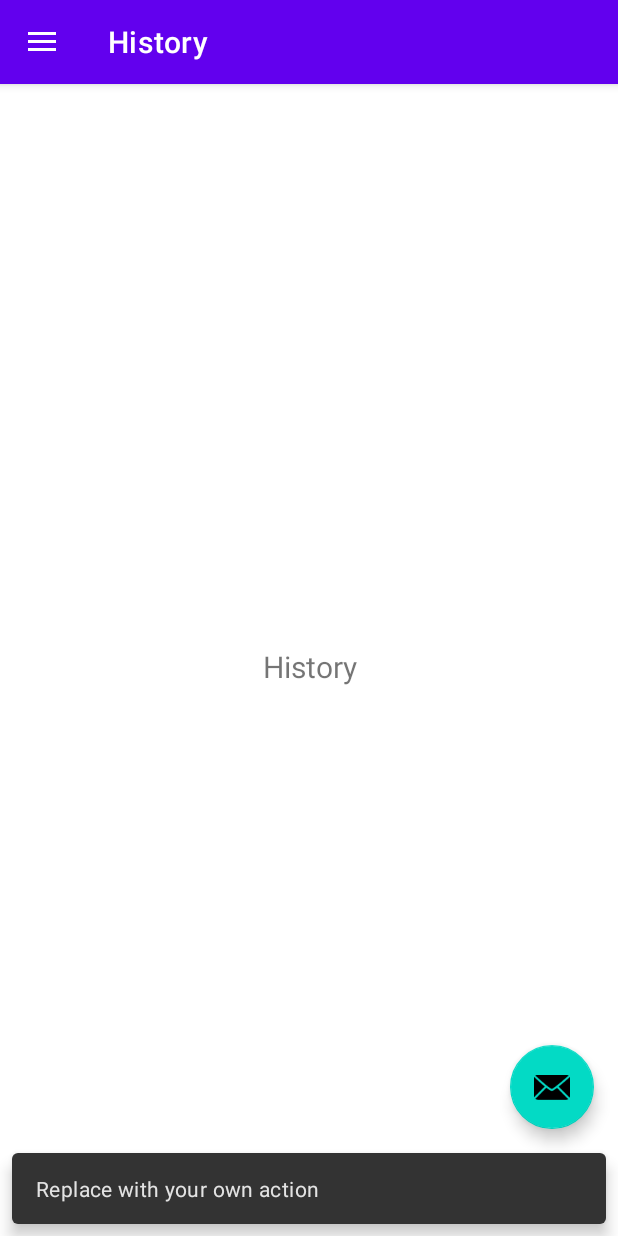
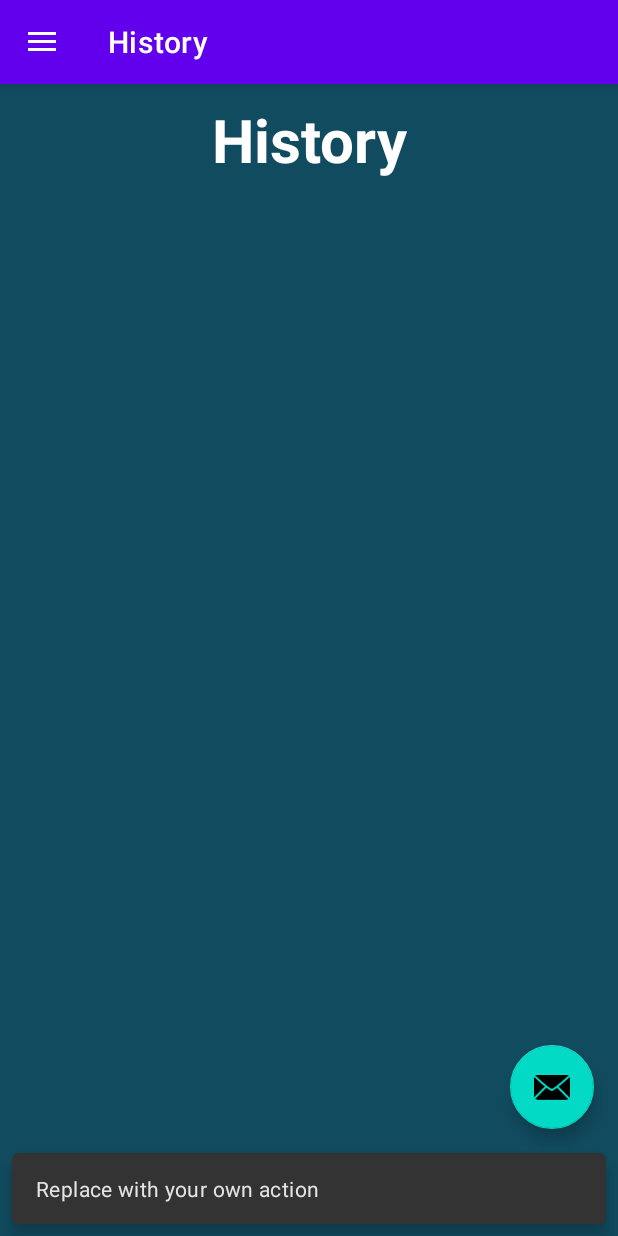
Before and after one commit to abdullah599/FoodDonation, an Android app: the screen it shows after launch (DonorDashboard), in the side drawer, after a tap on "History", on a phone screen of 412 x 824 dp. Run offline under Robolectric (Android 15) with nearby library versions, the phone set to English and light mode, and no system bars; our stand-ins replace navigation-ui; 2 statements that could not run were skipped.

Commit message:
Donor history added

```diff
--- a/app/src/main/java/com/example/fooddonation/ui/History/DonorHistoryFragment.kt
+++ b/app/src/main/java/com/example/fooddonation/ui/History/DonorHistoryFragment.kt
@@ -26,6 +26,9 @@ class DonorHistoryFragment : Fragment() {
 
 		val textView: TextView = binding.textHistory
 		textView.text="History"
+
+
+
 		return root
 	}
 
--- a/app/src/main/res/layout/activity_login.xml
+++ b/app/src/main/res/layout/activity_login.xml
@@ -4,7 +4,7 @@
     xmlns:tools="http://schemas.android.com/tools"
     android:layout_width="match_parent"
     android:layout_height="match_parent"
-    android:background="#114B5F"
+    android:background="@color/background"
     tools:context=".Login">
 
     <TextView
--- a/app/src/main/res/layout/fragment_donor_history.xml
+++ b/app/src/main/res/layout/fragment_donor_history.xml
@@ -1,22 +1,32 @@
 <?xml version="1.0" encoding="utf-8"?>
-<androidx.constraintlayout.widget.ConstraintLayout xmlns:android="http://schemas.android.com/apk/res/android"
+<LinearLayout xmlns:android="http://schemas.android.com/apk/res/android"
     xmlns:app="http://schemas.android.com/apk/res-auto"
     xmlns:tools="http://schemas.android.com/tools"
     android:layout_width="match_parent"
     android:layout_height="match_parent"
-    tools:context=".ui.History.DonorHistoryFragment">
+    tools:context=".ui.History.DonorHistoryFragment"
+    android:background="@color/background"
+    android:orientation="vertical">
 
-    <TextView
-        android:id="@+id/text_history"
-        android:layout_width="match_parent"
-        android:layout_height="wrap_content"
-        android:layout_marginStart="8dp"
-        android:layout_marginTop="8dp"
-        android:layout_marginEnd="8dp"
-        android:textAlignment="center"
-        android:textSize="20sp"
-        app:layout_constraintBottom_toBottomOf="parent"
-        app:layout_constraintEnd_toEndOf="parent"
-        app:layout_constraintStart_toStartOf="parent"
-        app:layout_constraintTop_toTopOf="parent" />
-</androidx.constraintlayout.widget.ConstraintLayout>
+
+<TextView
+    android:layout_width="match_parent"
+    android:layout_height="0dp"
+    android:layout_weight="0.12"
+
+    android:paddingTop="10dp"
+android:textAlignment="center"
+    android:text="History"
+    android:textColor="#ffffff"
+    android:textSize="40sp"
+    android:textStyle="bold"
+    />
+
+    <androidx.recyclerview.widget.RecyclerView
+        android:layout_width="409dp"
+        android:layout_height="0dp"
+        android:layout_weight="0.9"
+        tools:layout_editor_absoluteX="1dp"
+        tools:layout_editor_absoluteY="1dp"
+        tools:listitem="@layout/donor_history_row" />
+</LinearLayout>
--- a/app/src/main/res/layout/fragment_donor_home.xml
+++ b/app/src/main/res/layout/fragment_donor_home.xml
@@ -4,6 +4,7 @@
     xmlns:tools="http://schemas.android.com/tools"
     android:layout_width="match_parent"
     android:layout_height="match_parent"
+    android:background="@color/background"
     tools:context=".ui.home.DonorHomeFragment">
 
     <TextView
--- a/app/src/main/res/values/colors.xml
+++ b/app/src/main/res/values/colors.xml
@@ -9,4 +9,5 @@
     <color name="black">#FF000000</color>
     <color name="white">#FFFFFFFF</color>
     <color name="red">#DF0A0A</color>
+    <color name="background">#114B5F</color>
 </resources>
```
